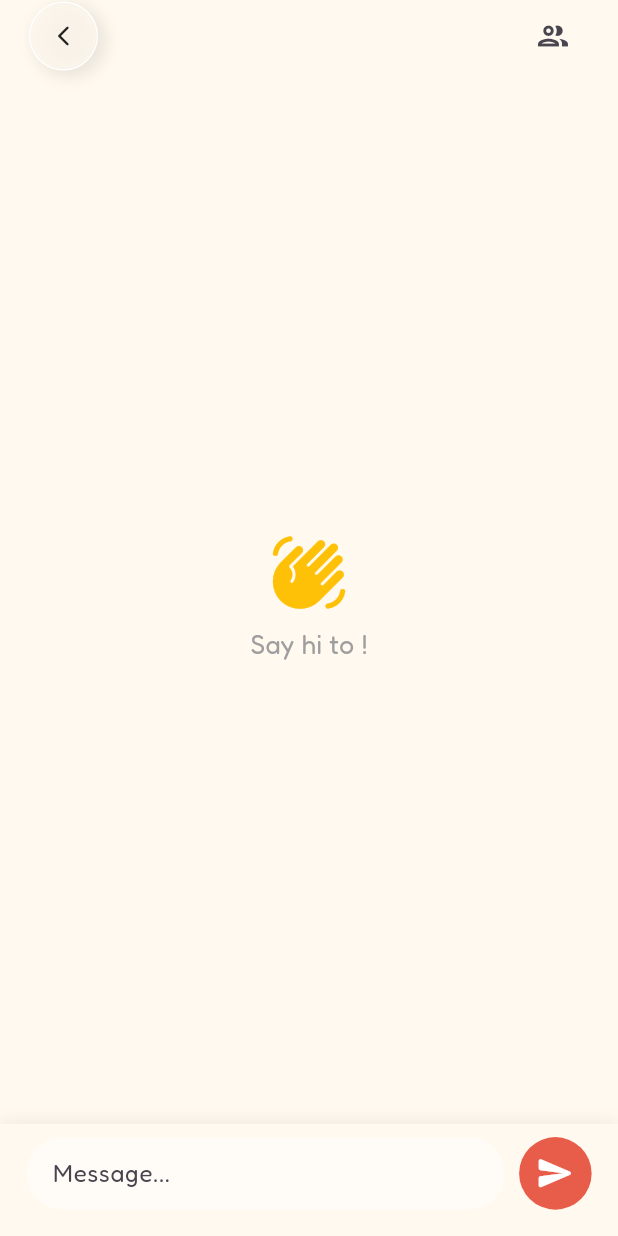
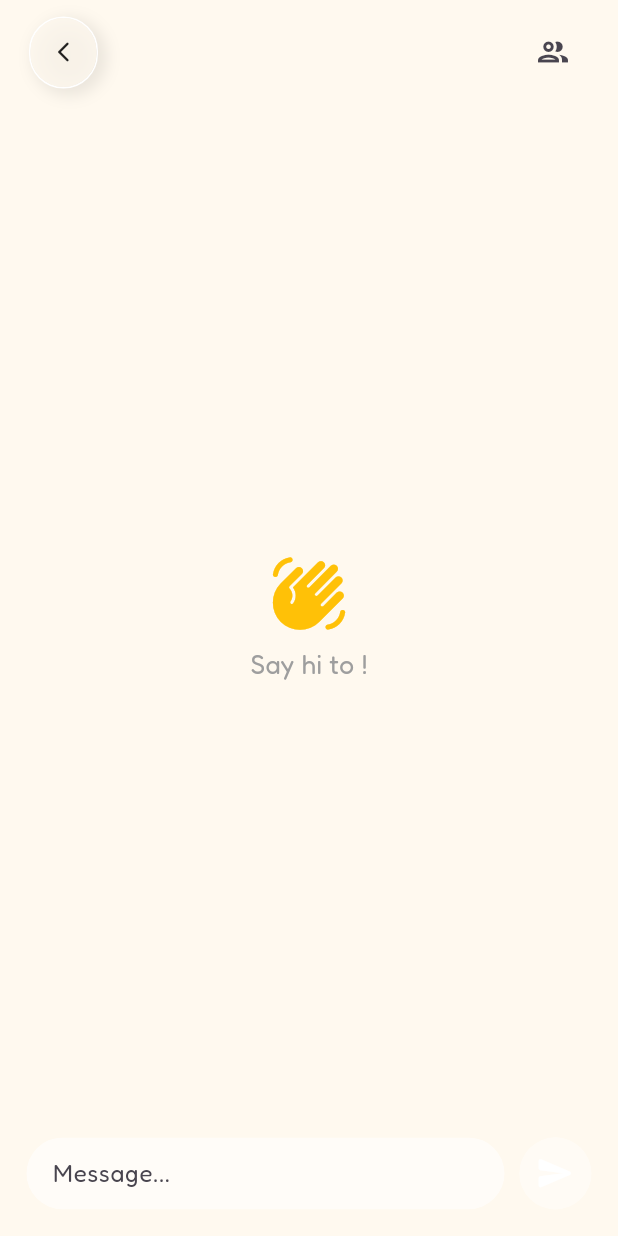
Before and after one commit to skmaity/gokgok, a Flutter app: the GroupChatPage screen opened directly with empty values, on a phone screen of 412 x 824 dp. Run offline on Flutter 3.47's test engine with Material 3 defaults, Android fonts, the phone set to English and light mode, and no system bars; our stand-ins replace cached_network_image, flutter_riverpod, flutter_screenutil, flutter_svg, go_router, google_fonts and 6 more; missing offline and left inert: avatar_stack, crop_your_image; accounts and stored records are empty; network calls fail; statements that could not run were skipped.

Commit message:
brfore 8 jul

```diff
--- /dev/null
+++ b/lib/core/widgets/glass_header_bar.dart
@@ -0,0 +1,64 @@
+import 'package:flutter/material.dart';
+import 'package:gokgok/core/theme/app_colors.dart';
+import 'package:gokgok/core/theme/app_sizes.dart';
+import 'package:gokgok/core/widgets/top_header_widget.dart';
+
+/// [TopHeaderWidget] on an iOS-style fading tint (navbarBg -> transparent,
+/// top -> bottom), sized for the Scaffold `appBar:` slot.
+///
+/// Pair with `extendBodyBehindAppBar: true`, wrap the page's scrollable in
+/// [ProgressiveBlur] (height: [height] + status bar) so content blurs as it
+/// slides under the bar, and give the scrollable the same top inset.
+class GlassHeaderBar extends StatelessWidget implements PreferredSizeWidget {
+  final String title;
+  final VoidCallback? onBack;
+  final Widget? trailing;
+
+  /// Custom row shown instead of the default [TopHeaderWidget] (e.g. the
+  /// home header). When used outside the appBar slot (in a Stack), size the
+  /// bar yourself: [height] + status bar.
+  final Widget? child;
+
+  const GlassHeaderBar({
+    super.key,
+    this.title = '',
+    this.onBack,
+    this.trailing,
+    this.child,
+  });
+
+  /// 48 = trailing IconButton min height (tallest row child).
+  static double get height => 48 + AppSizes.sm * 2;
+
+  @override
+  Size get preferredSize => Size.fromHeight(height);
+
+  @override
+  Widget build(BuildContext context) {
+    final navbarBg = Theme.of(context).extension<AppColors>()!.navbarBg;
+
+    return DecoratedBox(
+      decoration: BoxDecoration(
+        gradient: LinearGradient(
+          begin: Alignment.topCenter,
+          end: Alignment.bottomCenter,
+          colors: [
+            navbarBg.withAlpha(200),
+            navbarBg.withAlpha(120),
+            navbarBg.withAlpha(0),
+          ],
+        ),
+      ),
+      child: SafeArea(
+        bottom: false,
+        child:
+            child ??
+            TopHeaderWidget(
+              onPressed: onBack,
+              title: title,
+              trailing: trailing,
+            ),
+      ),
+    );
+  }
+}
--- a/lib/core/widgets/top_header_widget.dart
+++ b/lib/core/widgets/top_header_widget.dart
@@ -21,7 +21,9 @@ class TopHeaderWidget extends StatelessWidget {
   Widget build(BuildContext context) {
     final navbarBg = Theme.of(context).extension<AppColors>()!.navbarBg;
 
-    return Row(
+    return Padding(
+      padding: EdgeInsetsGeometry.only(top: AppSizes.sm, bottom: AppSizes.sm),
+      child: Row(
         children: [
           AppSizes.m.horizontalSpace,
           GestureDetector(
@@ -60,6 +62,7 @@ class TopHeaderWidget extends StatelessWidget {
             AppSizes.m.horizontalSpace,
           ],
         ],
+      ),
     );
   }
 }
--- a/lib/features/buzzer/presentation/screens/sounds_page.dart
+++ b/lib/features/buzzer/presentation/screens/sounds_page.dart
@@ -9,7 +9,7 @@ class SoundsPage extends StatelessWidget {
   Widget build(BuildContext context) {
     return Column(
       children: [
-        MediaQuery.of(context).viewPadding.top.verticalSpace,
+        SizedBox(height: MediaQuery.paddingOf(context).top),
 
         TopHeaderWidgetTitleOnly(title: 'Sounds', padding: 24.w),
       ],
--- a/lib/features/chat/presentation/screens/group_chat_page.dart
+++ b/lib/features/chat/presentation/screens/group_chat_page.dart
@@ -1,3 +1,5 @@
+import 'dart:ui';
+
 import 'package:flutter/material.dart';
 import 'package:flutter/services.dart';
 import 'package:flutter_riverpod/flutter_riverpod.dart';
@@ -5,7 +7,7 @@ import 'package:flutter_screenutil/flutter_screenutil.dart';
 import 'package:go_router/go_router.dart';
 import 'package:gokgok/core/routing/app_routes.dart';
 import 'package:gokgok/core/widgets/app_network_image.dart';
-import 'package:gokgok/core/widgets/top_header_widget.dart';
+import 'package:gokgok/core/widgets/glass_header_bar.dart';
 import 'package:gokgok/core/theme/app_colors.dart';
 import 'package:gokgok/core/theme/app_sizes.dart';
 import 'package:gokgok/features/groups/domain/entities/group_model.dart';
@@ -194,12 +196,11 @@ class _GroupChatPageState extends ConsumerState<GroupChatPage> {
     final highlight = Theme.of(context).extension<AppColors>()!.highlight;
 
     return Scaffold(
+      extendBodyBehindAppBar: true,
+      extendBody: true,
       backgroundColor: Theme.of(context).scaffoldBackgroundColor,
-      body: SafeArea(
-        child: Column(
-          children: [
-            TopHeaderWidget(
-              onPressed: () => context.pop(),
+      appBar: GlassHeaderBar(
+        onBack: () => context.pop(),
         title: widget.group.name,
         trailing: IconButton(
           icon: const Icon(Icons.group_outlined),
@@ -207,16 +208,20 @@ class _GroupChatPageState extends ConsumerState<GroupChatPage> {
               context.push(AppRoutes.chatMembers, extra: widget.group),
         ),
       ),
-
-            Expanded(child: _buildBody(highlight)),
+      body: Builder(
+        // Body context: Scaffold folds the glass header (extendBodyBehindAppBar)
+        // and input bar (extendBody) heights into MediaQuery.padding here.
+        builder: (bodyContext) => Column(
+          children: [
+            Expanded(child: _buildBody(bodyContext, highlight)),
             _buildComposeContext(highlight),
-            _InputBar(
+          ],
+        ),
+      ),
+      bottomNavigationBar: _InputBar(
         controller: _textController,
         onSend: _send,
         highlight: highlight,
-            ),
-          ],
-        ),
       ),
     );
   }
@@ -277,7 +282,7 @@ class _GroupChatPageState extends ConsumerState<GroupChatPage> {
     );
   }
 
-  Widget _buildBody(Color highlight) {
+  Widget _buildBody(BuildContext context, Color highlight) {
     if (_loadingConversation) {
       return Center(child: CircularProgressIndicator(color: highlight));
     }
@@ -311,9 +316,13 @@ class _GroupChatPageState extends ConsumerState<GroupChatPage> {
         final messagesById = {for (final m in messages) m.id: m};
         return ListView.builder(
           controller: _scrollController,
-          padding: EdgeInsets.symmetric(
-            horizontal: AppSizes.m,
-            vertical: AppSizes.s,
+          // Insets clear the glass header and input bar (already in the body
+          // MediaQuery padding) so messages scroll under both but end visible.
+          padding: EdgeInsets.only(
+            top: MediaQuery.paddingOf(context).top + AppSizes.s,
+            left: AppSizes.m,
+            right: AppSizes.m,
+            bottom: MediaQuery.paddingOf(context).bottom + AppSizes.s,
           ),
           itemCount: messages.length,
           itemBuilder: (context, i) {
@@ -387,7 +396,10 @@ class _MessageBubble extends StatelessWidget {
         '${local.hour.toString().padLeft(2, '0')}:${local.minute.toString().padLeft(2, '0')}';
 
     final bubble = Container(
-      padding: EdgeInsets.symmetric(horizontal: AppSizes.m, vertical: AppSizes.s),
+      padding: EdgeInsets.symmetric(
+        horizontal: AppSizes.m,
+        vertical: AppSizes.s,
+      ),
       decoration: BoxDecoration(
         color: isMe ? highlight : Theme.of(context).cardColor,
         borderRadius: BorderRadius.only(
@@ -461,7 +473,10 @@ class _MessageBubble extends StatelessWidget {
           ],
           Text(
             message.body ?? '',
-            style: TextStyle(fontSize: 14.sp, color: isMe ? Colors.white : null),
+            style: TextStyle(
+              fontSize: 14.sp,
+              color: isMe ? Colors.white : null,
+            ),
           ),
           3.verticalSpace,
           Text(
@@ -515,16 +530,28 @@ class _DateSeparator extends StatelessWidget {
   const _DateSeparator({required this.date});
 
   static const _months = [
-    'Jan', 'Feb', 'Mar', 'Apr', 'May', 'Jun',
-    'Jul', 'Aug', 'Sep', 'Oct', 'Nov', 'Dec',
+    'Jan',
+    'Feb',
+    'Mar',
+    'Apr',
+    'May',
+    'Jun',
+    'Jul',
+    'Aug',
+    'Sep',
+    'Oct',
+    'Nov',
+    'Dec',
   ];
 
   @override
   Widget build(BuildContext context) {
     final now = DateTime.now();
-    final diff = DateTime(now.year, now.month, now.day)
-        .difference(DateTime(date.year, date.month, date.day))
-        .inDays;
+    final diff = DateTime(
+      now.year,
+      now.month,
+      now.day,
+    ).difference(DateTime(date.year, date.month, date.day)).inDays;
     final label = diff == 0
         ? 'Today'
         : diff == 1
@@ -567,24 +594,30 @@ class _InputBar extends StatelessWidget {
         AppSizes.m,
         AppSizes.s,
         AppSizes.m,
-        AppSizes.m,
+        MediaQuery.of(context).viewInsets.bottom + AppSizes.m,
       ),
-      decoration: BoxDecoration(
-        color: Theme.of(context).scaffoldBackgroundColor,
-        boxShadow: [
-          BoxShadow(
-            color: Colors.black.withAlpha(15),
-            blurRadius: 8,
-            offset: const Offset(0, -2),
-          ),
-        ],
-      ),
+      // decoration: BoxDecoration(
+      //   color: Theme.of(context).scaffoldBackgroundColor.withAlpha(100),
+      //   boxShadow: [
+      //     BoxShadow(
+      //       color: Colors.black.withAlpha(15),
+      //       blurRadius: 8,
+      //       offset: const Offset(0, -2),
+      //     ),
+      //   ],
+      // ),
       child: Row(
         children: [
           Expanded(
+            child: ClipRRect(
+              borderRadius: BorderRadius.circular(AppSizes.radiusFull),
+              child: BackdropFilter(
+                filter: ImageFilter.blur(sigmaX: 3, sigmaY: 3),
                 child: Container(
                   decoration: BoxDecoration(
-                color: Theme.of(context).extension<AppColors>()!.searchBarBg,
+                    color: Theme.of(
+                      context,
+                    ).extension<AppColors>()!.searchBarBg,
                     borderRadius: BorderRadius.circular(AppSizes.radiusFull),
                   ),
                   child: TextField(
@@ -603,20 +636,30 @@ class _InputBar extends StatelessWidget {
                   ),
                 ),
               ),
+            ),
+          ),
           AppSizes.s.horizontalSpace,
           GestureDetector(
             onTap: onSend,
+            child: ClipRRect(
+              borderRadius: BorderRadius.circular(AppSizes.radiusFull),
+              child: BackdropFilter(
+                filter: ImageFilter.blur(sigmaX: 3, sigmaY: 3),
                 child: Container(
                   width: 44.w,
                   height: 44.w,
                   decoration: BoxDecoration(
-                color: highlight,
+                    color: Theme.of(
+                      context,
+                    ).extension<AppColors>()!.searchBarBg.withAlpha(100),
                     shape: BoxShape.circle,
                   ),
                   child: Icon(
                     Icons.send_rounded,
                     color: Colors.white,
                     size: AppSizes.iconSizeMedium,
+                  ),
+                ),
               ),
             ),
           ),
--- a/lib/features/dashboard/presentation/widgets/settings_widget.dart
+++ b/lib/features/dashboard/presentation/widgets/settings_widget.dart
@@ -19,7 +19,7 @@ class SettingsWidget extends ConsumerWidget {
       child: Column(
         mainAxisSize: MainAxisSize.min,
         children: [
-          MediaQuery.of(context).viewPadding.top.verticalSpace,
+          SizedBox(height: MediaQuery.paddingOf(context).top),
 
           TopHeaderWidgetTitleOnly(title: 'Settings', padding: 24.w),
           AppSizes.sm.verticalSpace,
@@ -79,7 +79,8 @@ class SettingsWidget extends ConsumerWidget {
             },
           ),
 
-          200.verticalSpace,
+          // Clears the floating bottom nav (parent uses extendBody).
+          SizedBox(height: MediaQuery.paddingOf(context).bottom + AppSizes.m),
         ],
       ),
     );
--- a/pubspec.yaml
+++ b/pubspec.yaml
@@ -49,6 +49,7 @@ dependencies:
   crop_your_image: ^2.0.0
   image: ^4.8.0
   cached_network_image: ^3.4.1
+  soft_edge_blur: ^0.1.3
 
 dev_dependencies:
   flutter_test:
```
Also changed, not shown: lib/core/widgets/app_bottom_padding.dart (added, +57 -0 lines), lib/core/widgets/glass_pill.dart (added, +40 -0 lines), lib/core/widgets/progressive_blur.dart (added, +44 -0 lines), lib/features/chat/presentation/screens/chat_page.dart (+5 -2 lines), lib/features/dashboard/presentation/screens/home_widget.dart (+104 -78 lines), lib/features/profile/presentation/screens/profile_screen.dart (+6 -4 lines), lib/main.dart (+7 -0 lines), pubspec.lock. Lines whose indentation alone changed are shown as unchanged.
